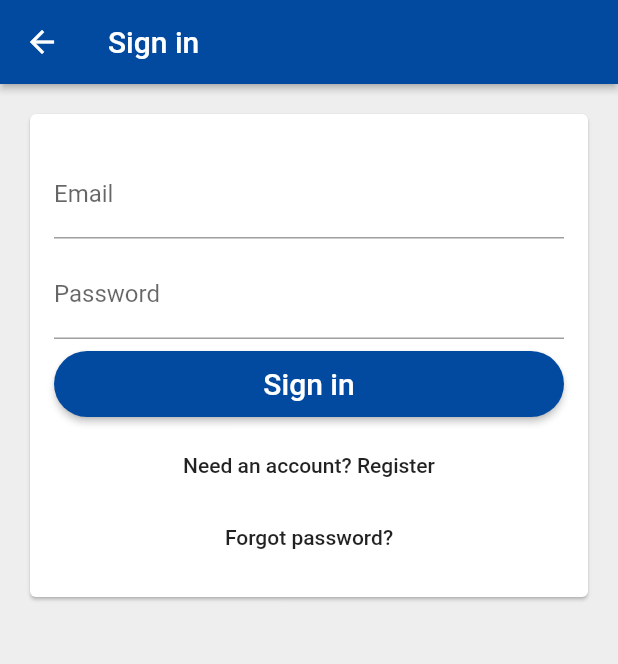
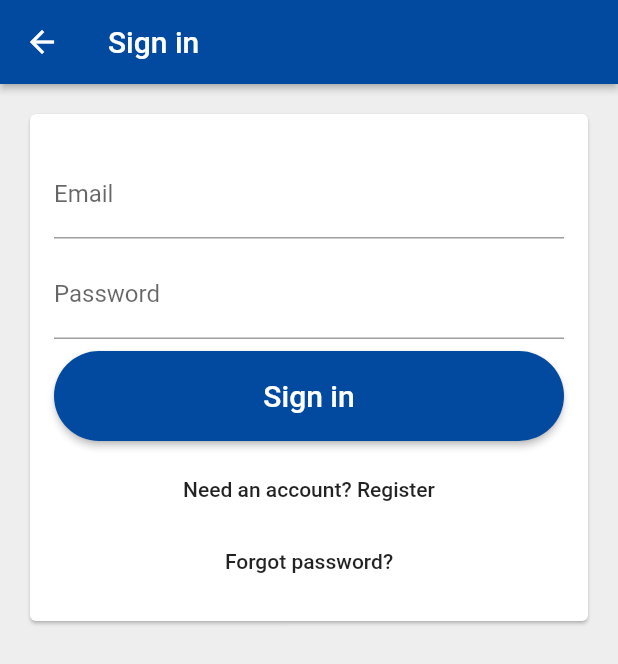
Before and after one commit to Assignment-Nepal/buddy-notes, a Flutter app: the screen it shows after launch, after a tap on "Sign in with email and password", on a phone screen of 412 x 824 dp. Shown: the top 664 px of the screen. Run offline on Flutter 3.47's test engine with Material 2 defaults, Android fonts, the light colour scheme and no system bars; our stand-ins replace cloud_firestore, firebase_auth, firebase_core, firebase_crashlytics, flutter_riverpod, logger and 1 more; accounts and stored records are empty.

Commit message:
normal Ui tweaks

```diff
--- a/lib/auth_ui/email_password_sign_in_page.dart
+++ b/lib/auth_ui/email_password_sign_in_page.dart
@@ -161,6 +161,7 @@ class _EmailPasswordSignInPageState extends State<EmailPasswordSignInPage> {
             FormSubmitButton(
               key: const Key('primary-button'),
               text: model.primaryButtonText,
+              color: Theme.of(context).primaryColor,
               loading: model.isLoading,
               onPressed: model.isLoading ? null : _submit,
             ),
--- a/lib/auth_ui/sign_in_page.dart
+++ b/lib/auth_ui/sign_in_page.dart
@@ -94,6 +94,7 @@ class SignInPageContents extends StatelessWidget {
               const SizedBox(height: 32.0),
               SignInButton(
                 key: emailPasswordButtonKey,
+                height:60 ,
                 text: Strings.signInWithEmailPassword,
                 onPressed: viewModel.isLoading
                     ? null
@@ -106,7 +107,7 @@ class SignInPageContents extends StatelessWidget {
                   }));
                 },
                 textColor: Colors.white,
-                color: const Color(0xFF024A9F),
+                color: Theme.of(context).primaryColor,
               ),
               const SizedBox(height: 8),
               const Text(
@@ -118,7 +119,7 @@ class SignInPageContents extends StatelessWidget {
               SignInButton(
                 key: anonymousButtonKey,
                 text: Strings.goAnonymous,
-                color: const Color(0xFF024A9F),
+                color: Theme.of(context).primaryColor,
                 textColor: Colors.white,
                 onPressed:
                     viewModel.isLoading ? null : viewModel.signInAnonymously,
--- a/lib/widget/custom_button.dart
+++ b/lib/widget/custom_button.dart
@@ -61,6 +61,7 @@ class FormSubmitButton extends CustomRaisedButton {
     Key? key,
     required String text,
     bool loading = false,
+    required Color color,
     VoidCallback? onPressed,
   }) : super(
     key: key,
@@ -68,8 +69,8 @@ class FormSubmitButton extends CustomRaisedButton {
       text,
       style: const TextStyle(color: Colors.white, fontSize: 20.0),
     ),
-    height: 44.0,
-    color: const Color(0xFF024A9F),
+    height: 60.0,
+    color: color,
     textColor: Colors.black87,
     loading: loading,
     onPressed: onPressed,
@@ -83,7 +84,7 @@ class SignInButton extends CustomRaisedButton {
     required Color color,
     VoidCallback? onPressed,
     Color textColor = Colors.black87,
-    double height = 50.0,
+    double height = 60.0,
   }) : super(
     key: key,
     child: Text(text, style: TextStyle(color: textColor, fontSize: 16.0)),
```
